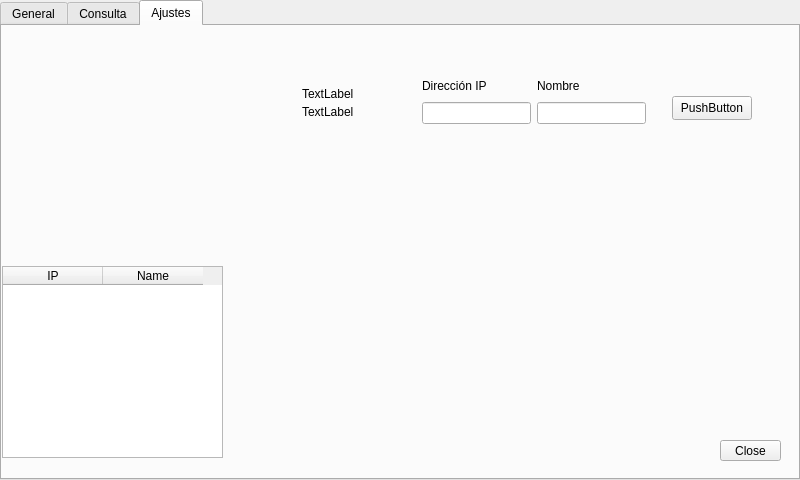
SFLACUEVA/AppQT, file form.ui: the form before one commit.
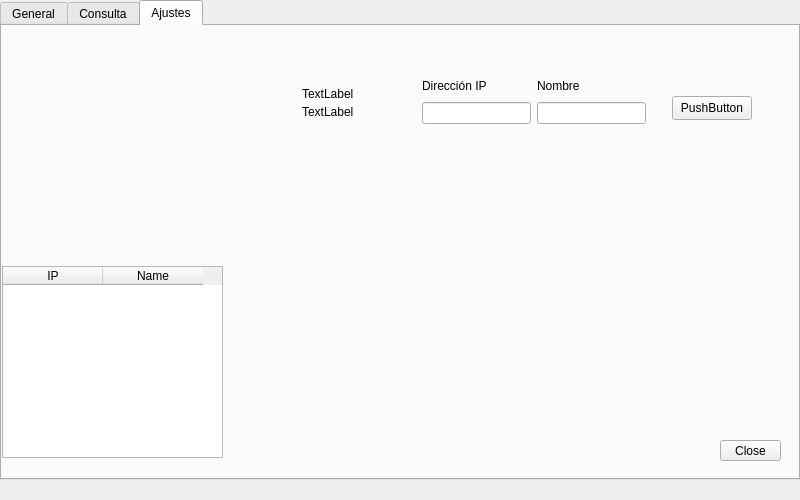
The form after the commit.

```diff
--- a/form.ui
+++ b/form.ui
@@ -7,7 +7,7 @@
     <x>0</x>
     <y>0</y>
     <width>800</width>
-    <height>480</height>
+    <height>500</height>
    </rect>
   </property>
   <property name="windowTitle">
```
Left out of the diff: 2 changed lines with no effect on the pictures.
